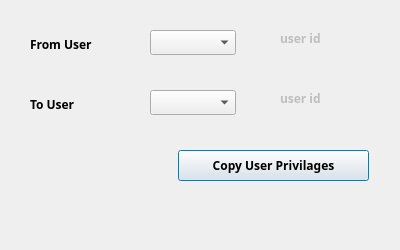
shymaa123456/HyperPOS2020, file presentation/authorization_ui/copyUser.ui: the form before one commit.
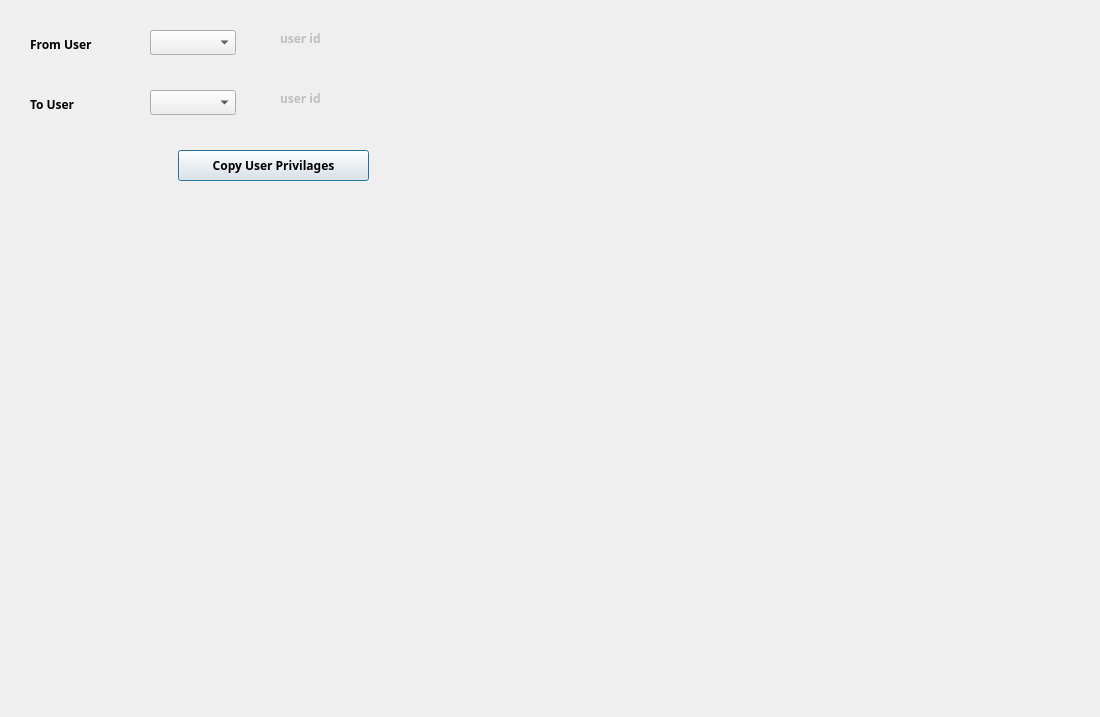
The form after the commit.

```diff
--- a/presentation/authorization_ui/copyUser.ui
+++ b/presentation/authorization_ui/copyUser.ui
@@ -6,20 +6,20 @@
    <rect>
     <x>0</x>
     <y>0</y>
-    <width>400</width>
-    <height>250</height>
+    <width>1100</width>
+    <height>717</height>
    </rect>
   </property>
   <property name="minimumSize">
    <size>
-    <width>400</width>
-    <height>250</height>
+    <width>1100</width>
+    <height>717</height>
    </size>
   </property>
   <property name="maximumSize">
    <size>
-    <width>400</width>
-    <height>250</height>
+    <width>1100</width>
+    <height>717</height>
    </size>
   </property>
   <property name="windowTitle">
```
